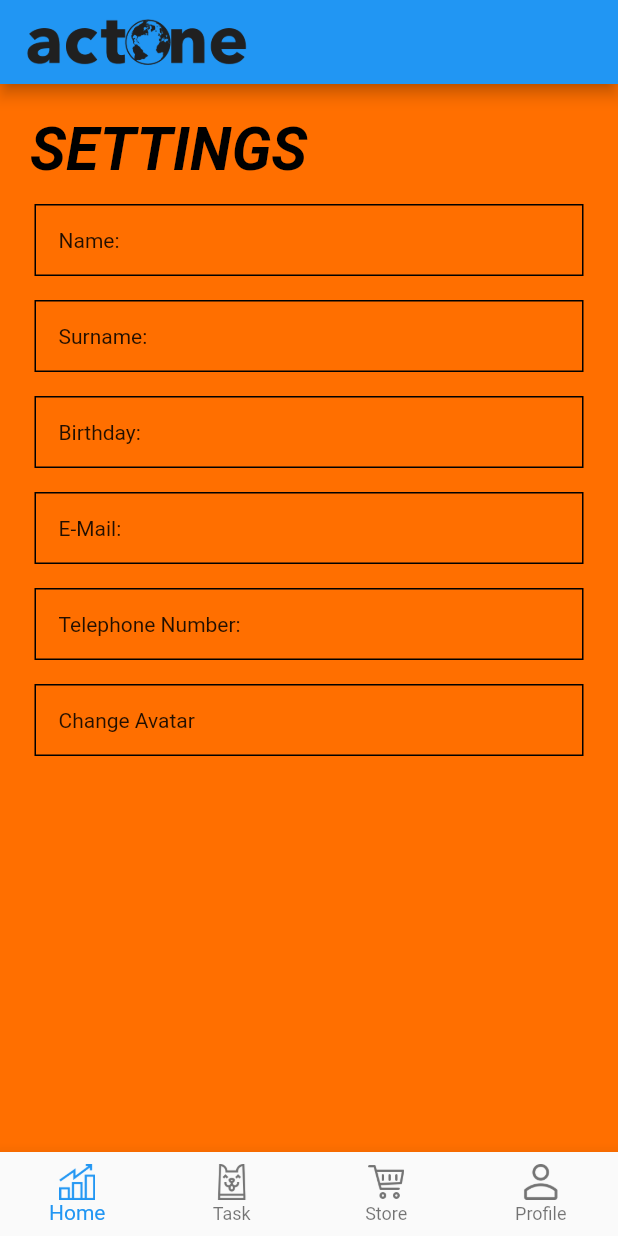
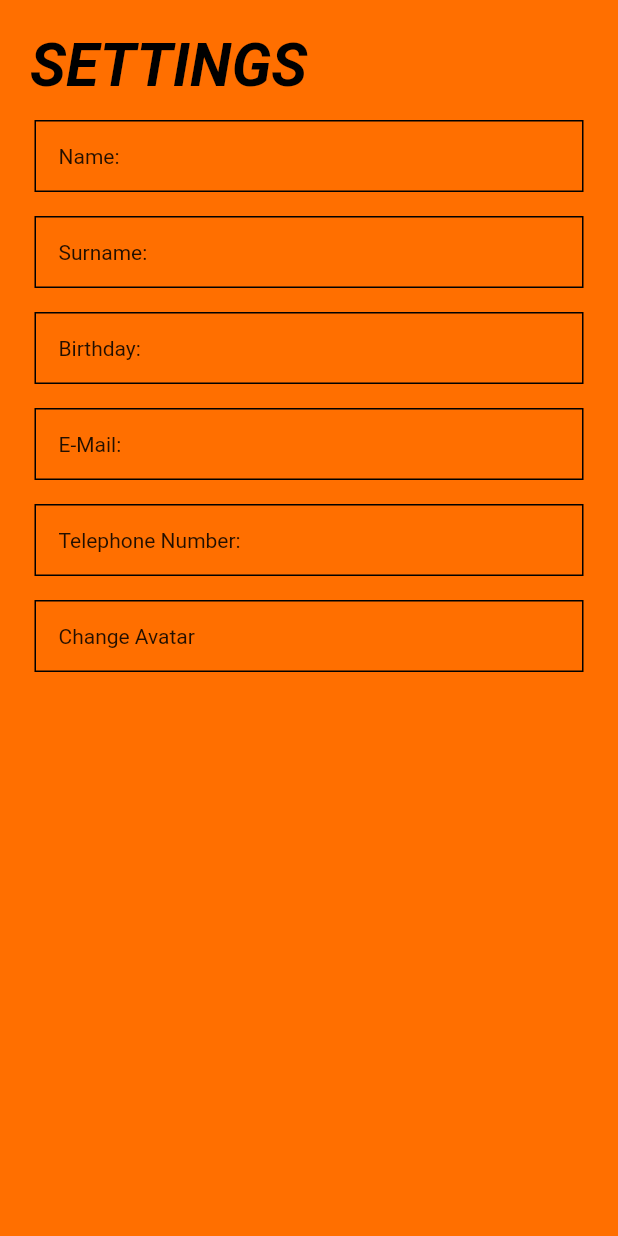
Before and after one commit to MaxAndolini/act0ne, a Flutter app: the Settings screen opened directly, on a phone screen of 412 x 824 dp. Run offline on Flutter 3.47's test engine with Material 2 defaults, Android fonts, the phone set to English and light mode, and no system bars; our stand-ins replace email_validator, firebase_auth, firebase_core, firebase_storage, splashscreen; missing offline and left inert: animated_button; accounts and stored records are empty; network calls fail.

Commit message:
Setting(working on)

```diff
--- a/lib/settings.dart
+++ b/lib/settings.dart
@@ -1,24 +1,5 @@
 import 'package:flutter/material.dart';
 
-void main() {
-  runApp(MyApp());
-}
-
-class MyApp extends StatelessWidget {
-  // This widget is the root of your application.
-  @override
-  Widget build(BuildContext context) {
-    return MaterialApp(
-      debugShowCheckedModeBanner: false,
-      title: 'Settings',
-      theme: ThemeData(
-        primarySwatch: Colors.cyan,
-        visualDensity: VisualDensity.adaptivePlatformDensity,
-      ),
-      home: Settings(),
-    );
-  }
-}
 
 class Settings extends StatelessWidget {
   @override
@@ -141,44 +122,6 @@ class Settings extends StatelessWidget {
           ),
         ),
       ),
-      appBar: AppBar(
-        backgroundColor: Theme.of(context).accentColor,
-        title: Image.asset(
-          "assets/images/egelogouc.png",
-          fit: BoxFit.cover,
-          width: 150,
-        ),
-        // actions: [ for tickets ]
-      ),
-      bottomNavigationBar: BottomNavigationBar(
-        type: BottomNavigationBarType.fixed,
-        items: const <BottomNavigationBarItem>[
-          BottomNavigationBarItem(
-            icon: ImageIcon(
-              AssetImage("assets/images/icons/Home.png"),
-            ),
-            label: 'Home',
-          ),
-          BottomNavigationBarItem(
-            icon: ImageIcon(
-              AssetImage("assets/images/icons/Task.png"),
-            ),
-            label: 'Task',
-          ),
-          BottomNavigationBarItem(
-            icon: ImageIcon(
-              AssetImage("assets/images/icons/Store.png"),
-            ),
-            label: 'Store',
-          ),
-          BottomNavigationBarItem(
-            icon: ImageIcon(
-              AssetImage("assets/images/icons/profile.png"),
-            ),
-            label: 'Profile',
-          ),
-        ],
-      ),
     );
   }
 }
```
Also changed, not shown: lib/profile.dart (+11 -3 lines).
